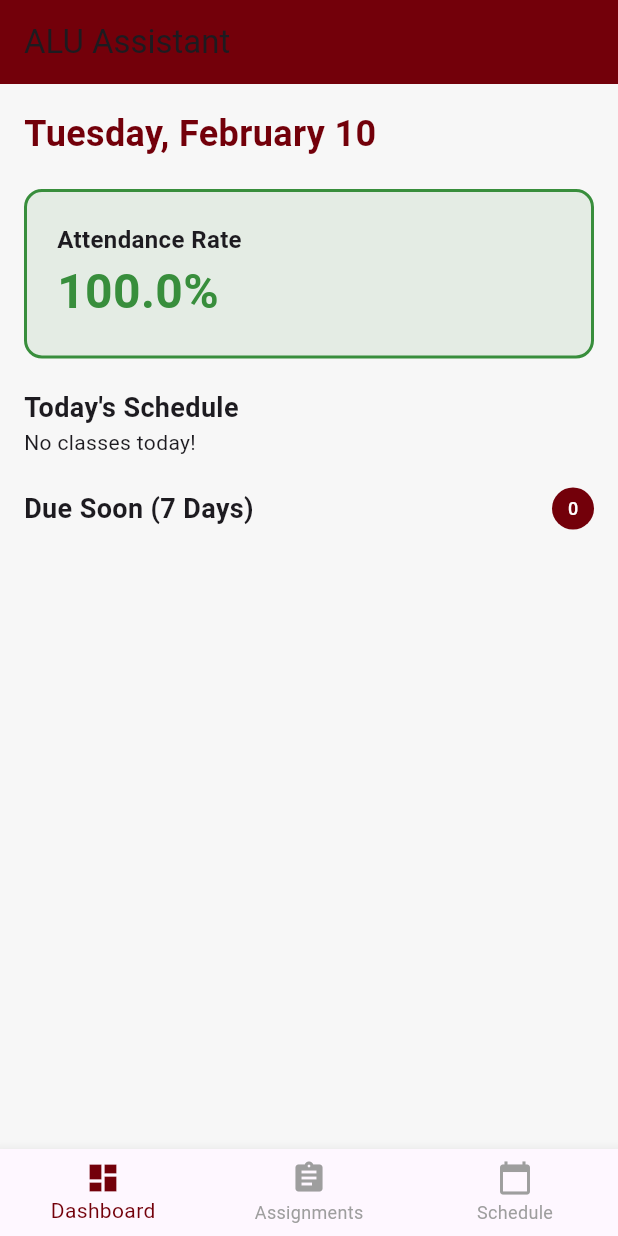
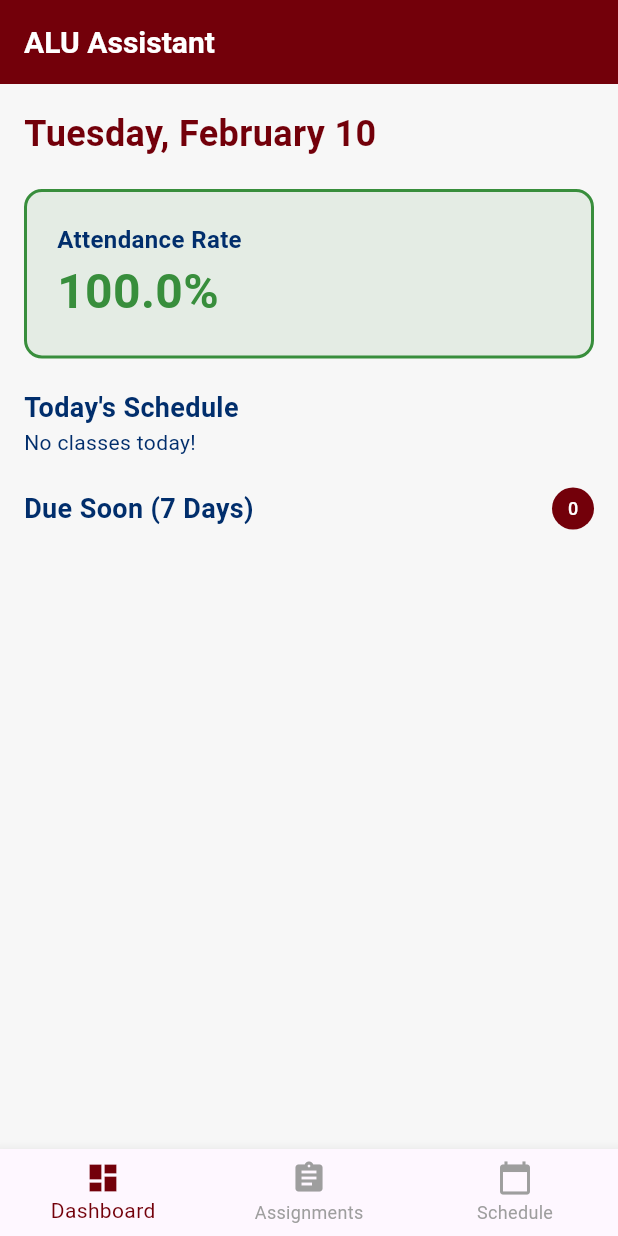
Before and after one commit to H-levison/Mobile_Application_Development_Formative_Assignment_1, a Flutter app: the screen it shows after launch, on a phone screen of 412 x 824 dp. Run offline on Flutter 3.47's test engine with Material 3 defaults, Android fonts, the phone set to English and light mode, and no system bars; our stand-ins replace shared_preferences.

Commit message:
Update to main.dart and themes

```diff
--- a/alu_academic_assistant/lib/main.dart
+++ b/alu_academic_assistant/lib/main.dart
@@ -1,7 +1,6 @@
 import 'package:flutter/material.dart';
-import 'package:shared_preferences/shared_preferences.dart';
 import 'models/data_models.dart';
-import 'services/data_service.dart';
+import 'services/data_services.dart';
 import 'screens/dashboard_screen.dart';
 import 'screens/assignments_screen.dart';
 import 'screens/schedule_screen.dart';
@@ -86,8 +85,26 @@ class _ALUAppState extends State<ALUApp> {
 
     return MaterialApp(
       debugShowCheckedModeBanner: false,
-      title: 'ALU Academic Assistant',
-      theme: ThemeData(primaryColor: ALUColors.primaryMaroon, scaffoldBackgroundColor: ALUColors.background),
+      theme: ThemeData(
+        primaryColor: ALUColors.primaryMaroon,
+        scaffoldBackgroundColor: ALUColors.background,
+        // This makes all AppBar titles white by default
+        appBarTheme: const AppBarTheme(
+          backgroundColor: ALUColors.primaryMaroon,
+          foregroundColor: Colors.white,
+          titleTextStyle: TextStyle(
+            color: Colors.white,
+            fontSize: 20,
+            fontWeight: FontWeight.bold,
+          ),
+        ),
+        // This makes all body text blue by default
+        textTheme: const TextTheme(
+          bodyLarge: TextStyle(color: ALUColors.textBlue),
+          bodyMedium: TextStyle(color: ALUColors.textBlue),
+          displayLarge: TextStyle(color: ALUColors.textBlue),
+        ),
+      ),
       home: Scaffold(
         body: _screens[_currentIndex],
         bottomNavigationBar: BottomNavigationBar(
--- a/alu_academic_assistant/lib/theme/alu_colors.dart
+++ b/alu_academic_assistant/lib/theme/alu_colors.dart
@@ -4,8 +4,8 @@ class ALUColors {
   static const Color primaryMaroon = Color(0xFF73000a);
   static const Color primaryGold = Color(0xFFb59a57);
   static const Color background = Color(0xFFF7F7F7);
-  static const Color textBlack = Color(0xFF1A1A1A);
+  static const Color textBlue = Color(0xFF012E6C);
+  static const Color white = Colors.white;
   static const Color warningRed = Color(0xFFD32F2F);
   static const Color successGreen = Color(0xFF388E3C);
-  static const Color primaryBlue = Color(0xFF012E6C);
 }
```
